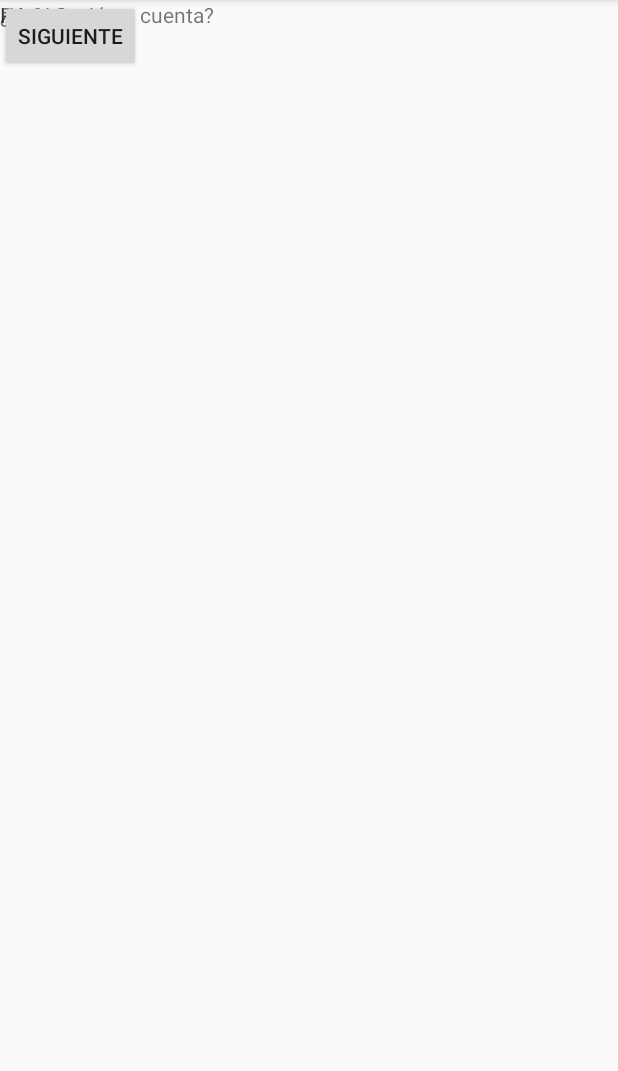
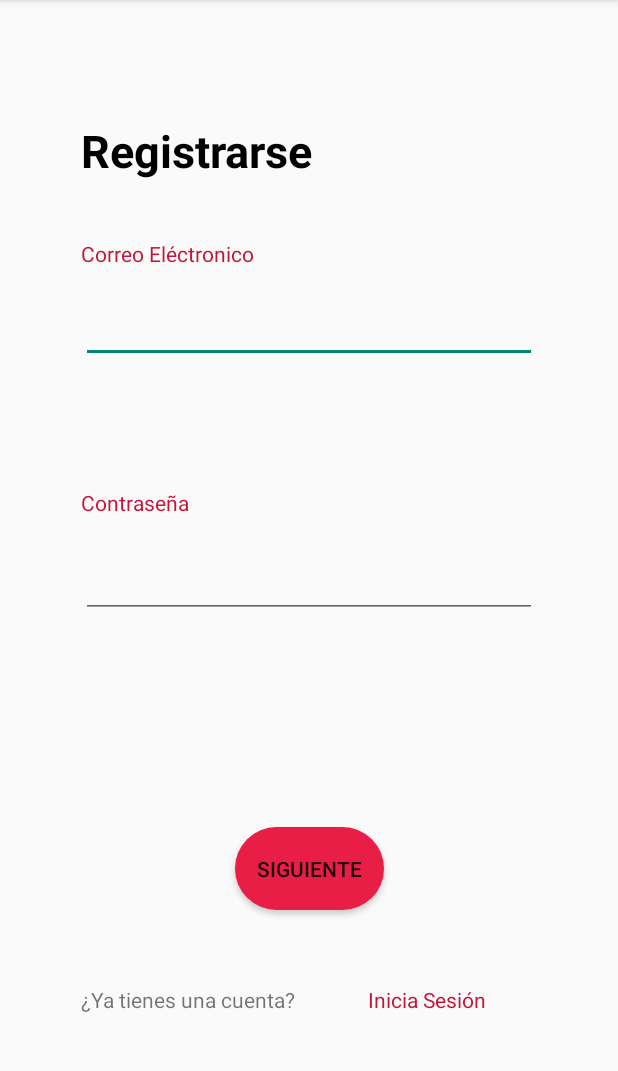
Before and after one commit to Gemini284/Android_project, an Android app: the registrar screen opened directly, with no data from a screen before it, on a phone screen of 412 x 824 dp, the part 84-1155 px from its top. Run offline under Robolectric (Android 15) with nearby library versions, the phone set to English and light mode, and no system bars.

Commit message:
interfaz de login y registrar terminado

```diff
--- a/app/src/main/res/layout/activity_registrar.xml
+++ b/app/src/main/res/layout/activity_registrar.xml
@@ -10,31 +10,90 @@
         android:id="@+id/textView5"
         android:layout_width="wrap_content"
         android:layout_height="wrap_content"
+        android:layout_marginTop="80dp"
         android:text="Registrarse"
-        tools:layout_editor_absoluteX="57dp"
-        tools:layout_editor_absoluteY="84dp" />
+        android:textColor="#000"
+        android:textSize="30sp"
+        android:textStyle="bold"
+        app:layout_constraintStart_toStartOf="@+id/textView8"
+        app:layout_constraintTop_toTopOf="parent" />
 
     <Button
         android:id="@+id/button"
-        android:layout_width="wrap_content"
-        android:layout_height="wrap_content"
+        android:layout_width="99dp"
+        android:layout_height="55dp"
+        android:layout_marginBottom="50dp"
+        android:background="@drawable/btn_bg"
         android:text="Siguiente"
-        tools:layout_editor_absoluteX="164dp"
-        tools:layout_editor_absoluteY="374dp" />
+        app:layout_constraintBottom_toTopOf="@+id/textView6"
+        app:layout_constraintEnd_toEndOf="parent"
+        app:layout_constraintStart_toStartOf="parent" />
 
     <TextView
         android:id="@+id/textView6"
         android:layout_width="wrap_content"
         android:layout_height="wrap_content"
+        android:layout_marginStart="54dp"
         android:text="¿Ya tienes una cuenta?"
-        tools:layout_editor_absoluteX="81dp"
-        tools:layout_editor_absoluteY="465dp" />
+        app:layout_constraintBaseline_toBaselineOf="@+id/textView7"
+        app:layout_constraintStart_toStartOf="parent" />
 
     <TextView
         android:id="@+id/textView7"
         android:layout_width="wrap_content"
         android:layout_height="wrap_content"
+        android:layout_marginStart="48dp"
+        android:layout_marginBottom="92dp"
         android:text="Inicia Sesión "
-        tools:layout_editor_absoluteX="244dp"
-        tools:layout_editor_absoluteY="465dp" />
+        android:textColor="#C61438"
+        app:layout_constraintBottom_toBottomOf="parent"
+        app:layout_constraintStart_toEndOf="@+id/textView6" />
+
+    <TextView
+        android:id="@+id/textView8"
+        android:layout_width="wrap_content"
+        android:layout_height="wrap_content"
+        android:layout_marginBottom="22dp"
+        android:text="Correo Eléctronico"
+        android:textColor="#C61438"
+        app:layout_constraintBottom_toTopOf="@+id/editTextTextEmailAddress"
+        app:layout_constraintStart_toStartOf="@+id/editTextTextEmailAddress" />
+
+    <EditText
+        android:id="@+id/editTextTextEmailAddress"
+        android:layout_width="0dp"
+        android:layout_height="41dp"
+        android:layout_marginStart="54dp"
+        android:layout_marginTop="71dp"
+        android:layout_marginEnd="54dp"
+        android:layout_marginBottom="75dp"
+        android:ems="10"
+        android:inputType="textEmailAddress"
+        app:layout_constraintBottom_toTopOf="@+id/textView9"
+        app:layout_constraintEnd_toEndOf="parent"
+        app:layout_constraintStart_toStartOf="parent"
+        app:layout_constraintTop_toBottomOf="@+id/textView5" />
+
+    <TextView
+        android:id="@+id/textView9"
+        android:layout_width="wrap_content"
+        android:layout_height="wrap_content"
+        android:layout_marginBottom="12dp"
+        android:text="Contraseña"
+        android:textColor="#C61438"
+        app:layout_constraintBottom_toTopOf="@+id/editTextTextPassword2"
+        app:layout_constraintStart_toStartOf="@+id/editTextTextPassword2" />
+
+    <EditText
+        android:id="@+id/editTextTextPassword2"
+        android:layout_width="0dp"
+        android:layout_height="55dp"
+        android:layout_marginStart="54dp"
+        android:layout_marginEnd="54dp"
+        android:ems="10"
+        android:inputType="textPassword"
+        app:layout_constraintBottom_toBottomOf="parent"
+        app:layout_constraintEnd_toEndOf="parent"
+        app:layout_constraintStart_toStartOf="parent"
+        app:layout_constraintTop_toTopOf="parent" />
 </androidx.constraintlayout.widget.ConstraintLayout>
```
Also changed, not shown: app/src/main/res/layout/activity_iniciar_sesion.xml (+87 -17 lines).
